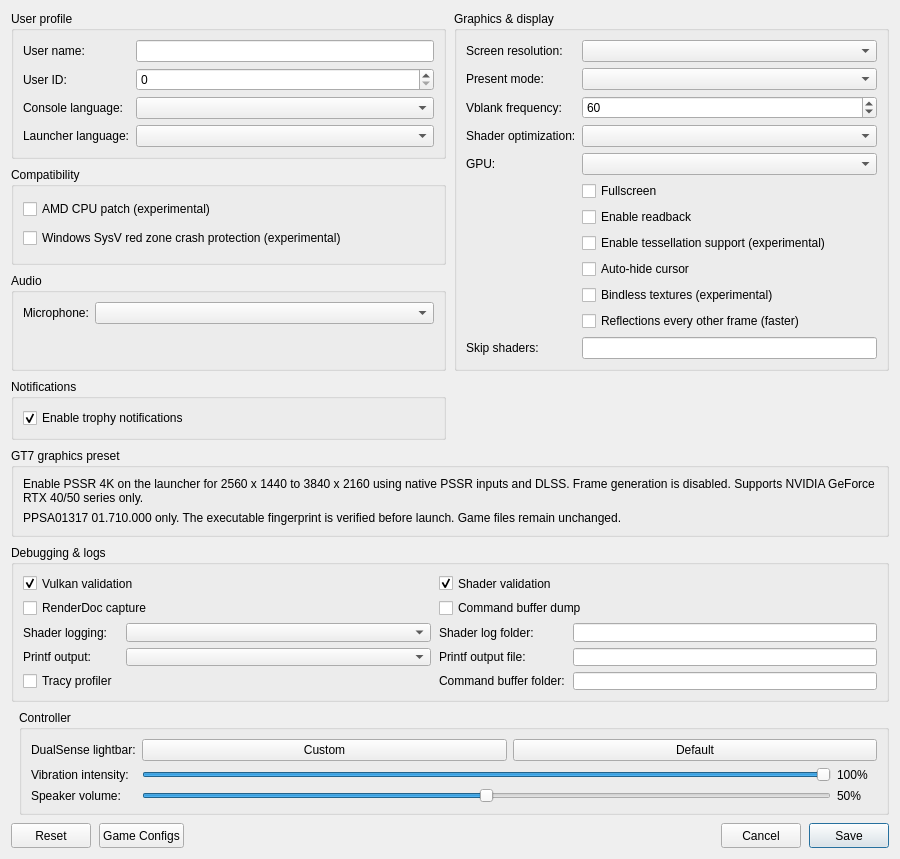
The window that src/launcher/forms/configuration_edit_dialog.ui (masterzhang233/Tohi-GT7) describes before a commit, drawn with Qt 5.
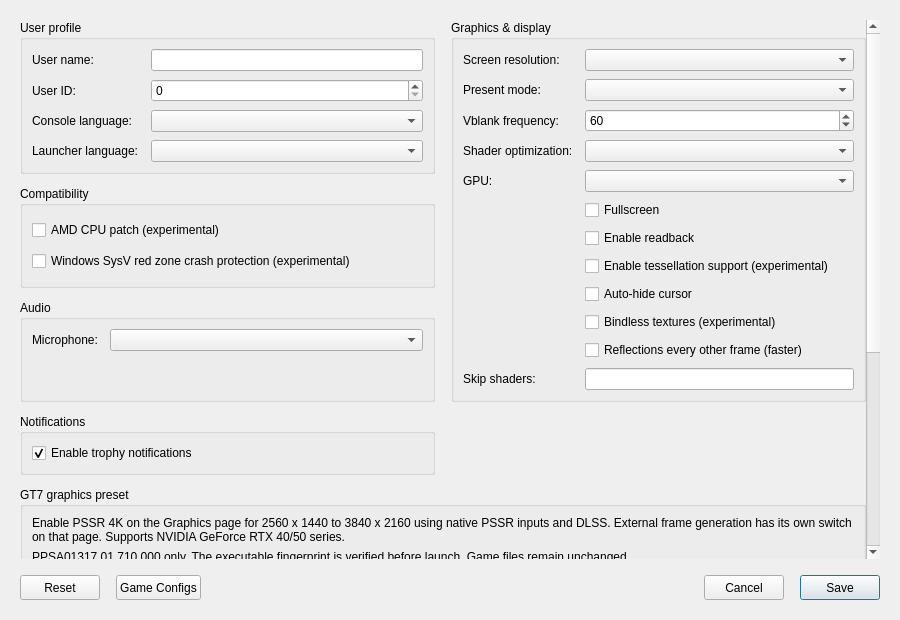
The same window after the commit. Custom widgets are drawn as their Qt base class.

Commit message: Prepare Tohi-GT7 1.0.5 with UWP-style launcher and external FG2X

```diff
--- a/src/launcher/forms/configuration_edit_dialog.ui
+++ b/src/launcher/forms/configuration_edit_dialog.ui
@@ -16,20 +16,45 @@
   <property name="locale">
    <locale language="English" country="UnitedStates"/>
   </property>
+  <layout class="QVBoxLayout" name="dialogLayout" stretch="1,0">
+   <property name="leftMargin">
+    <number>20</number>
+   </property>
+   <property name="rightMargin">
+    <number>20</number>
+   </property>
+   <property name="topMargin">
+    <number>20</number>
+   </property>
+   <property name="bottomMargin">
+    <number>20</number>
+   </property>
+   <property name="spacing">
+    <number>16</number>
+   </property>
+   <item>
+    <widget class="QScrollArea" name="settings_scroll">
+     <property name="widgetResizable">
+      <bool>true</bool>
+     </property>
+     <property name="frameShape">
+      <enum>QFrame::NoFrame</enum>
+     </property>
+     <widget class="QWidget" name="settings_scroll_content">
   <layout class="QGridLayout" name="gridLayout">
    <property name="horizontalSpacing">
-    <number>8</number>
+        <number>16</number>
    </property>
    <property name="verticalSpacing">
-    <number>8</number>
+        <number>16</number>
    </property>
    <item row="0" column="0" colspan="2">
     <layout class="QGridLayout" name="sectionsLayout" columnstretch="1,1">
      <property name="horizontalSpacing">
-      <number>8</number>
+          <number>16</number>
      </property>
      <property name="verticalSpacing">
-      <number>8</number>
+          <number>12</number>
      </property>
      <item row="0" column="0">
       <widget class="QGroupBox" name="user_profile_group">
@@ -79,9 +104,20 @@
         </item>
         <item row="3" column="1">
          <widget class="QComboBox" name="comboBox_launcher_language">
-          <property name="toolTip"><string>Interface language; applies after restarting the launcher</string></property>
-         </widget>
-        </item>
+              <property name="toolTip">
+               <string>Interface language; applies after restarting the launcher</string>
+              </property>
+             </widget>
+            </item>
+            <property name="horizontalSpacing">
+             <number>12</number>
+            </property>
+            <property name="verticalSpacing">
+             <number>8</number>
+            </property>
+            <property name="labelAlignment">
+             <set>Qt::AlignLeft|Qt::AlignVCenter</set>
+            </property>
        </layout>
       </widget>
      </item>
@@ -98,8 +134,17 @@
          </widget>
         </item>
         <item row="0" column="1">
-         <widget class="QComboBox" name="comboBox_audio_input_device"/>
-        </item>
+             <widget class="QComboBox" name="comboBox_audio_input_device" />
+            </item>
+            <property name="horizontalSpacing">
+             <number>12</number>
+            </property>
+            <property name="verticalSpacing">
+             <number>8</number>
+            </property>
+            <property name="labelAlignment">
+             <set>Qt::AlignLeft|Qt::AlignVCenter</set>
+            </property>
        </layout>
       </widget>
      </item>
@@ -208,10 +253,23 @@
         </item>
         <item row="11" column="1">
          <widget class="QLineEdit" name="lineEdit_skip_shaders">
-          <property name="toolTip"><string>Guest shader hashes (hex, comma-separated) whose draws and dispatches are left out</string></property>
-          <property name="clearButtonEnabled"><bool>true</bool></property>
-         </widget>
-        </item>
+              <property name="toolTip">
+               <string>Guest shader hashes (hex, comma-separated) whose draws and dispatches are left out</string>
+              </property>
+              <property name="clearButtonEnabled">
+               <bool>true</bool>
+              </property>
+             </widget>
+            </item>
+            <property name="horizontalSpacing">
+             <number>12</number>
+            </property>
+            <property name="verticalSpacing">
+             <number>8</number>
+            </property>
+            <property name="labelAlignment">
+             <set>Qt::AlignLeft|Qt::AlignVCenter</set>
+            </property>
        </layout>
       </widget>
      </item>
@@ -234,14 +292,26 @@
       <widget class="QGroupBox" name="gt7_group">
        <property name="title"><string>GT7 graphics preset</string></property>
        <layout class="QVBoxLayout" name="gt7Layout">
-        <item><widget class="QLabel" name="label_gt7_preset">
-         <property name="text"><string>Enable PSSR 4K on the launcher for 2560 x 1440 to 3840 x 2160 using native PSSR inputs and DLSS. Frame generation is disabled. Supports NVIDIA GeForce RTX 40/50 series only.</string></property>
-         <property name="wordWrap"><bool>true</bool></property>
-        </widget></item>
-        <item><widget class="QLabel" name="label_gt7_compatibility">
-         <property name="text"><string>PPSA01317 01.710.000 only. The executable fingerprint is verified before launch. Game files remain unchanged.</string></property>
-         <property name="wordWrap"><bool>true</bool></property>
-        </widget></item>
+            <item>
+             <widget class="QLabel" name="label_gt7_preset">
+              <property name="text">
+               <string>Enable PSSR 4K on the Graphics page for 2560 x 1440 to 3840 x 2160 using native PSSR inputs and DLSS. External frame generation has its own switch on that page. Supports NVIDIA GeForce RTX 40/50 series.</string>
+              </property>
+              <property name="wordWrap">
+               <bool>true</bool>
+              </property>
+             </widget>
+            </item>
+            <item>
+             <widget class="QLabel" name="label_gt7_compatibility">
+              <property name="text">
+               <string>PPSA01317 01.710.000 only. The executable fingerprint is verified before launch. Game files remain unchanged.</string>
+              </property>
+              <property name="wordWrap">
+               <bool>true</bool>
+              </property>
+             </widget>
+            </item>
        </layout>
       </widget>
      </item>
@@ -436,10 +506,35 @@
         </item>
        </layout>
       </item>
+          <property name="horizontalSpacing">
+           <number>12</number>
+          </property>
+          <property name="verticalSpacing">
+           <number>8</number>
+          </property>
+          <property name="labelAlignment">
+           <set>Qt::AlignLeft|Qt::AlignVCenter</set>
+          </property>
      </layout>
     </widget>
    </item>
-   <item row="2" column="0" colspan="2">
+       <property name="leftMargin">
+        <number>0</number>
+       </property>
+       <property name="rightMargin">
+        <number>0</number>
+       </property>
+       <property name="topMargin">
+        <number>0</number>
+       </property>
+       <property name="bottomMargin">
+        <number>0</number>
+       </property>
+      </layout>
+     </widget>
+    </widget>
+   </item>
+   <item>
     <layout class="QHBoxLayout" name="buttonLayout">
      <item>
      <widget class="QPushButton" name="clear_button">
```
Left out of the diff: 455 changed lines with no effect on the pictures. Lines whose indentation alone changed are shown as unchanged. The commit also changes 48 other files.
